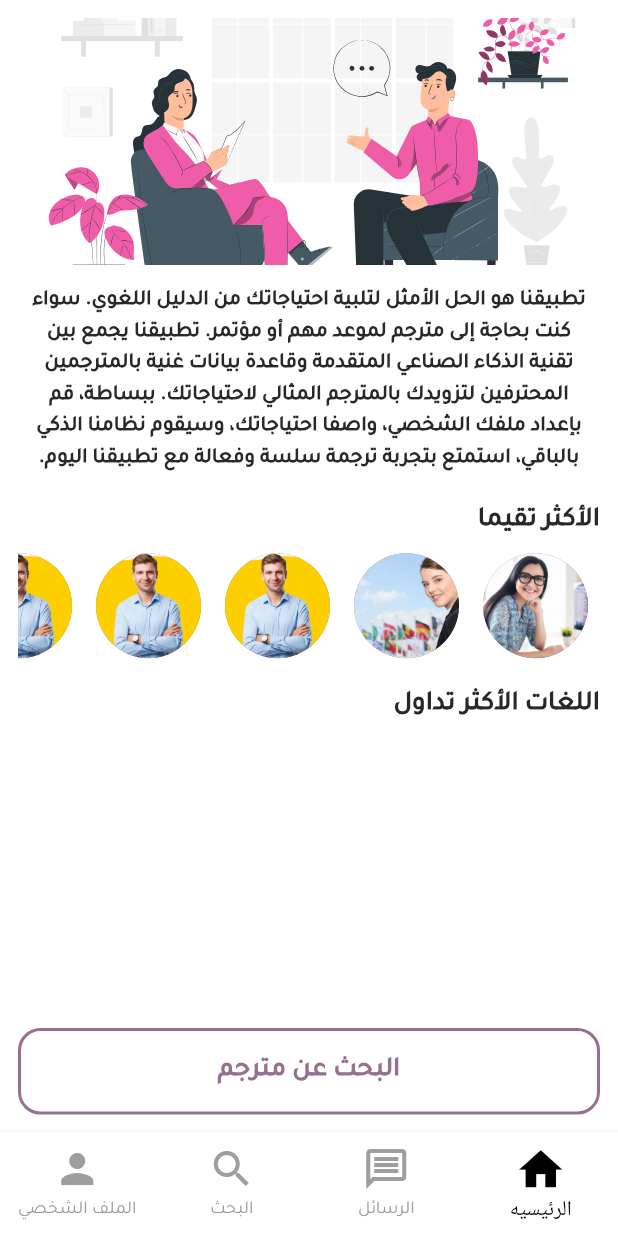
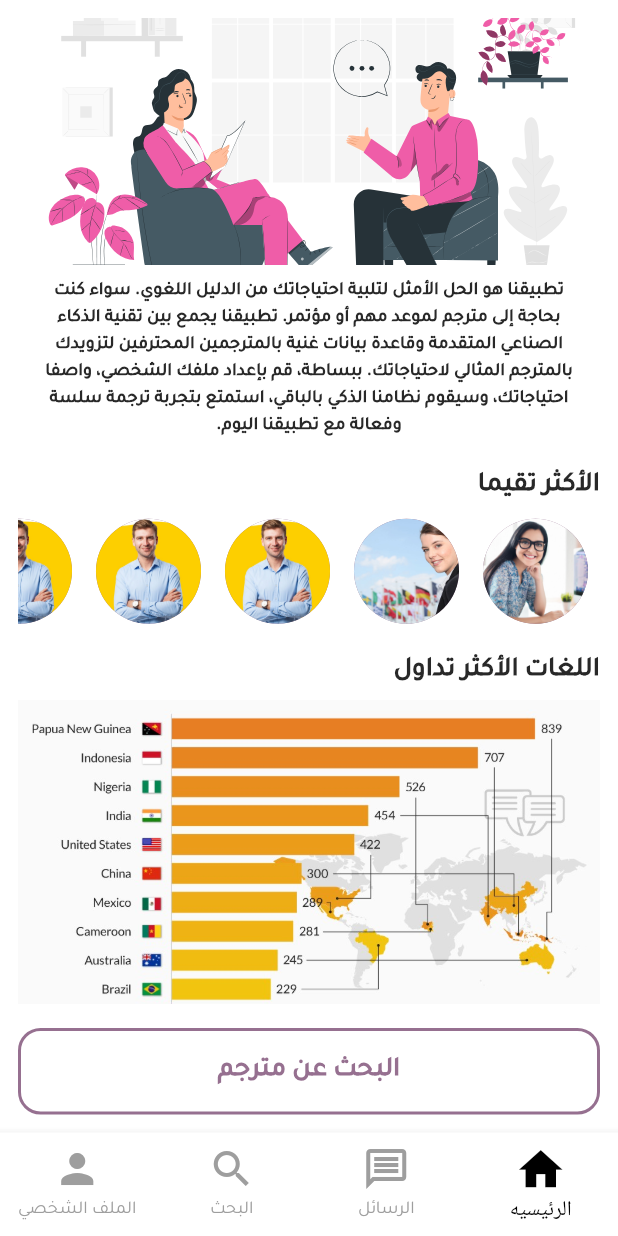
Before and after one commit to moatasem-alhilali/translator_app, a Flutter app: the HomePageScreen screen opened directly, on a phone screen of 412 x 824 dp. Run offline on Flutter 3.47's test engine with Material 2 defaults, Android fonts, the phone set to English and light mode, and no system bars; our stand-ins replace bloc, connectivity_plus, dio, flutter_animate, flutter_bloc, flutter_spinkit and 5 more; Roboto replaces fonts that are missing (TajawalSemiBold).

Commit message:
do some ui like search and detail and home

```diff
--- a/lib/core/resources/assets_manager.dart
+++ b/lib/core/resources/assets_manager.dart
@@ -24,4 +24,5 @@ class FxImage {
   static const man1 = "assets/images/man-2.jpg";
   static const man2 = "assets/images/man-2.jpg";
   static const man3 = "assets/images/man-2.jpg";
+  static const chart = "assets/images/chart.jpg";
 }
--- a/lib/features/auth/presentation/view/pages/log_in_screen.dart
+++ b/lib/features/auth/presentation/view/pages/log_in_screen.dart
@@ -7,6 +7,7 @@ import 'package:store_app/core/resources/size_config.dart';
 import 'package:store_app/core/themes/light_theme.dart';
 import 'package:store_app/core/utils/my_extensions.dart';
 import 'package:store_app/features/auth/presentation/view/pages/register_screen.dart';
+import 'package:store_app/features/home/presentation/view/pages/home_page_screen.dart';
 
 class LoginScreen extends StatelessWidget {
   const LoginScreen({super.key});
@@ -56,7 +57,7 @@ class LoginScreen extends StatelessWidget {
               text: "دخول",
               width: context.getWidth(90),
               onPressed: () {
-                context.push(const RegisterScreen());
+                context.push(HomePageScreen());
               },
             ),
           ],
--- a/lib/features/home/presentation/view/pages/home_page_screen.dart
+++ b/lib/features/home/presentation/view/pages/home_page_screen.dart
@@ -40,14 +40,14 @@ class HomePageScreen extends StatelessWidget {
                 fit: BoxFit.cover,
               ),
             ),
-            const SizedBox(height: 5),
             Padding(
-              padding: const EdgeInsets.all(8.0),
+              padding:
+                  const EdgeInsets.symmetric(vertical: 8.0, horizontal: 15),
               child: Text(
                 text,
                 textAlign: TextAlign.center,
                 style: getTitleMediumTheme(context).copyWith(
-                  fontSize: 14,
+                  fontSize: 12,
                 ),
               ),
             ),
@@ -55,9 +55,9 @@ class HomePageScreen extends StatelessWidget {
             const TopRating(),
             const SizedBox(height: 10),
             const MostLanguege(),
+            const SizedBox(height: 10),
 
             //
-            Spacer(),
 
             OutlinedButton(
               onPressed: () {
--- a/lib/features/home/presentation/view/widgets/most_languege.dart
+++ b/lib/features/home/presentation/view/widgets/most_languege.dart
@@ -1,4 +1,5 @@
 import 'package:flutter/material.dart';
+import 'package:store_app/core/resources/assets_manager.dart';
 import 'package:store_app/core/themes/light_theme.dart';
 
 class MostLanguege extends StatelessWidget {
@@ -6,7 +7,8 @@ class MostLanguege extends StatelessWidget {
 
   @override
   Widget build(BuildContext context) {
-    return Column(
+    return Expanded(
+      child: Column(
         children: [
           Align(
             alignment: Alignment.topRight,
@@ -15,7 +17,9 @@ class MostLanguege extends StatelessWidget {
               style: getTitleMediumTheme(context),
             ),
           ),
+          Expanded(child: Image.asset(FxImage.chart)),
         ],
+      ),
     );
   }
 }
--- a/lib/features/home/presentation/view/widgets/top_rating.dart
+++ b/lib/features/home/presentation/view/widgets/top_rating.dart
@@ -1,6 +1,8 @@
 import 'package:flutter/material.dart';
 import 'package:store_app/core/themes/light_theme.dart';
 import 'package:store_app/core/utils/constant.dart';
+import 'package:store_app/core/utils/my_extensions.dart';
+import 'package:store_app/features/detail/presentation/view/pages/detail_screen.dart';
 
 class TopRating extends StatelessWidget {
   const TopRating({Key? key}) : super(key: key);
@@ -23,11 +25,19 @@ class TopRating extends StatelessWidget {
             child: Row(
               children: [
                 for (int i = 0; i < fakeData.length; i++)
-                  Padding(
-                    padding: const EdgeInsets.all(8.0),
-                    child: CircleAvatar(
-                      radius: 35,
-                      backgroundImage: AssetImage(fakeData[i].image),
+                  InkWell(
+                    borderRadius: BorderRadius.circular(15),
+                    onTap: () {
+                      context.push(DeatilScreen(
+                        translatorModel: fakeData[i],
+                      ));
+                    },
+                    child: Padding(
+                      padding: const EdgeInsets.all(8.0),
+                      child: CircleAvatar(
+                        radius: 35,
+                        backgroundImage: AssetImage(fakeData[i].image),
+                      ),
                     ),
                   ),
               ],
--- a/lib/main_view.dart
+++ b/lib/main_view.dart
@@ -34,7 +34,7 @@ class MainView extends StatelessWidget {
       },
       supportedLocales: const [Locale('ar'), Locale('en')],
       debugShowCheckedModeBanner: false,
-      home:  HomePageScreen(),
+      home: OnBoardingScreen(),
     );
   }
 }
```
Also changed, not shown: assets/images/chart.jpg (added). Lines whose indentation alone changed are shown as unchanged.
